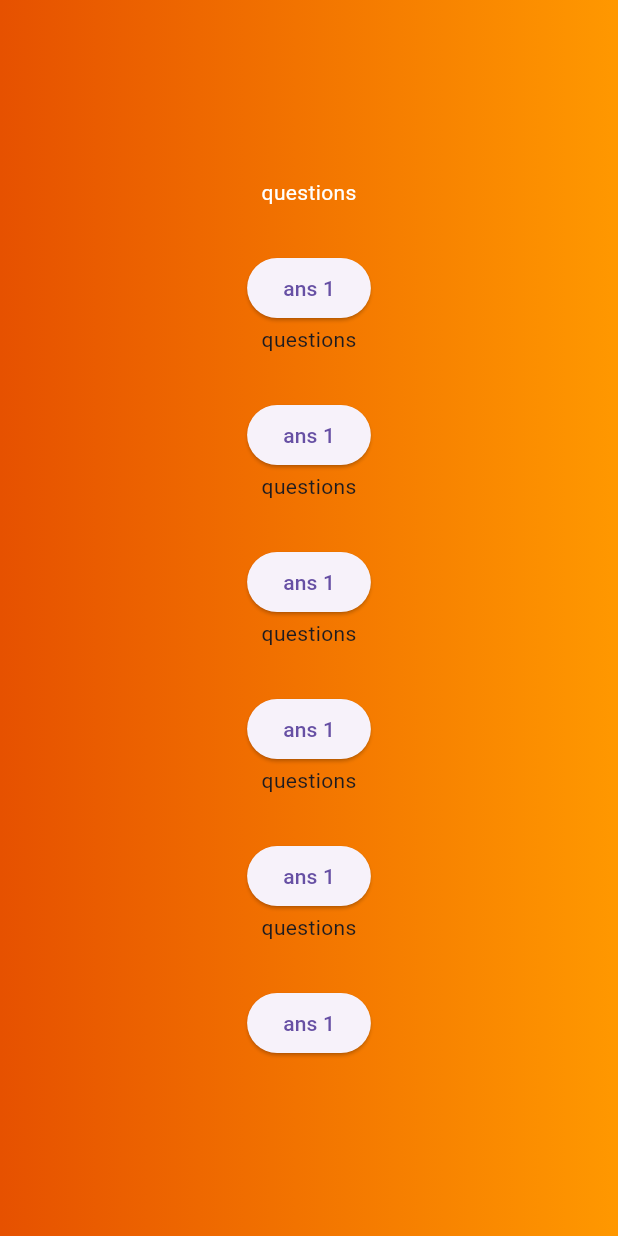
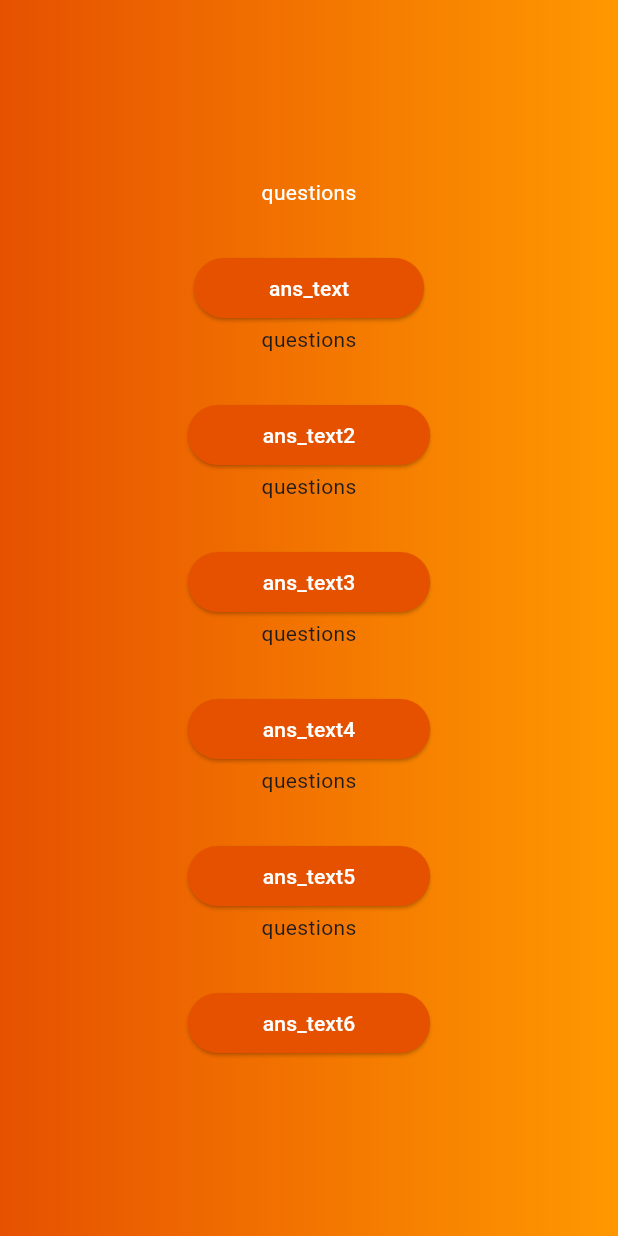
Before and after one commit to shrayash12/FlutterQuizApp, a Flutter app: the screen it shows after launch, after a tap on "Start Quiz", on a phone screen of 412 x 824 dp. Run offline on Flutter 3.47's test engine with Material 3 defaults, Android fonts, the phone set to English and light mode, and no system bars; our stand-ins replace lottie.

Commit message:
Styled the AnswerButton and accesing in QuestionScreen

```diff
--- a/lib/answers_button.dart
+++ b/lib/answers_button.dart
@@ -1,12 +1,20 @@
 import 'package:flutter/material.dart';
 
 class AnswerButton extends StatelessWidget {
-  const AnswerButton(this.answerText, {super.key});
+  AnswerButton({super.key, required this.answerText, required this.onTap});
 
   final String answerText;
+  void Function() onTap;
 
   @override
   Widget build(BuildContext context) {
-    return ElevatedButton(onPressed: () {}, child: Text(answerText));
+    return ElevatedButton(
+      onPressed: onTap,
+      child: Text(answerText),
+      style: ElevatedButton.styleFrom(padding: EdgeInsets.symmetric(vertical: 10,horizontal: 50),
+        backgroundColor: Colors.orange.shade900,
+        foregroundColor: Colors.white,shape: RoundedRectangleBorder(borderRadius: BorderRadius.circular(50))
+      ),
+    );
   }
 }
--- a/lib/questions_screen.dart
+++ b/lib/questions_screen.dart
@@ -1,4 +1,5 @@
 import 'package:flutter/material.dart';
+import 'package:quize_app_futter/answers_button.dart';
 
 class QuestionsScreen extends StatefulWidget {
   const QuestionsScreen({super.key});
@@ -17,24 +18,24 @@ class _QuestionsScreenState extends State<QuestionsScreen> {
       child: Column(
         mainAxisAlignment: MainAxisAlignment.center,
         children: [
-          const Text('questions',style: TextStyle(color: Colors.white),),
+          const Text('questions', style: TextStyle(color: Colors.white)),
           SizedBox(height: 30),
-          ElevatedButton(onPressed: () {}, child: Text('ans 1')),
+          AnswerButton(onTap: () {},answerText:'ans_text'),
           const Text('questions'),
           SizedBox(height: 30),
-          ElevatedButton(onPressed: () {}, child: Text('ans 1')),
+          AnswerButton(onTap: () {},answerText:'ans_text2'),
           const Text('questions'),
           SizedBox(height: 30),
-          ElevatedButton(onPressed: () {}, child: Text('ans 1')),
+          AnswerButton(onTap: () {},answerText:'ans_text3'),
           const Text('questions'),
           SizedBox(height: 30),
-          ElevatedButton(onPressed: () {}, child: Text('ans 1')),
+          AnswerButton(onTap: () {},answerText:'ans_text4'),
           const Text('questions'),
           SizedBox(height: 30),
-          ElevatedButton(onPressed: () {}, child: Text('ans 1')),
+          AnswerButton(onTap: () {},answerText:'ans_text5'),
           const Text('questions'),
           SizedBox(height: 30),
-          ElevatedButton(onPressed: () {}, child: Text('ans 1')),
+          AnswerButton(onTap: () {},answerText:'ans_text6'),
         ],
       ),
     );
```
